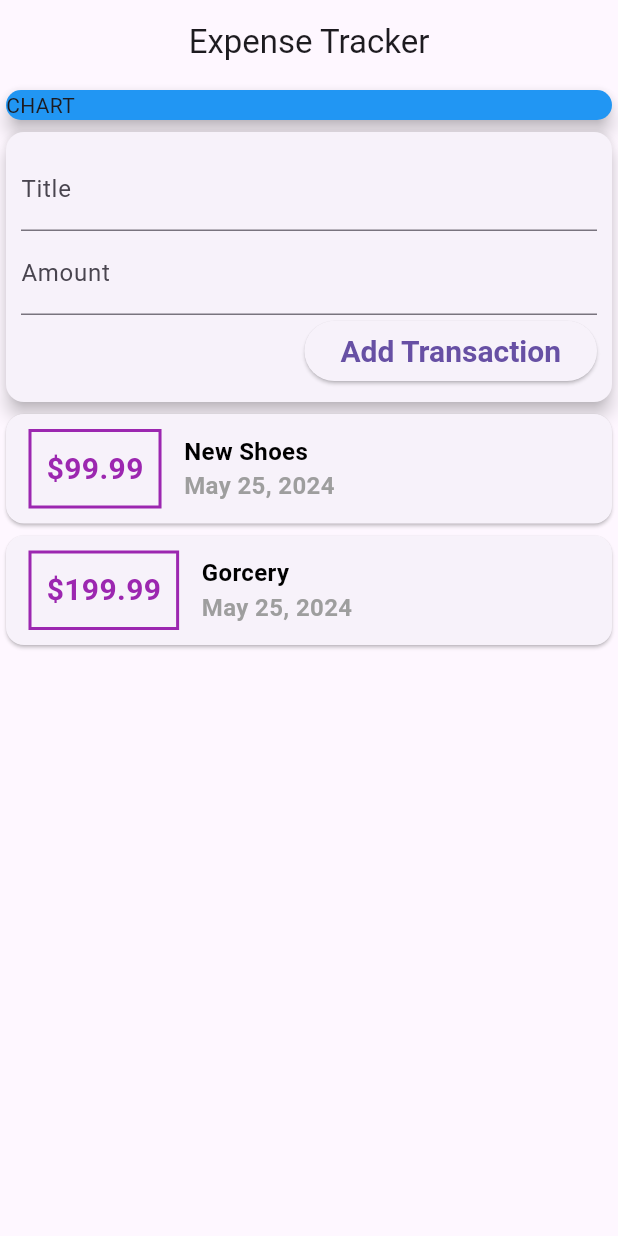
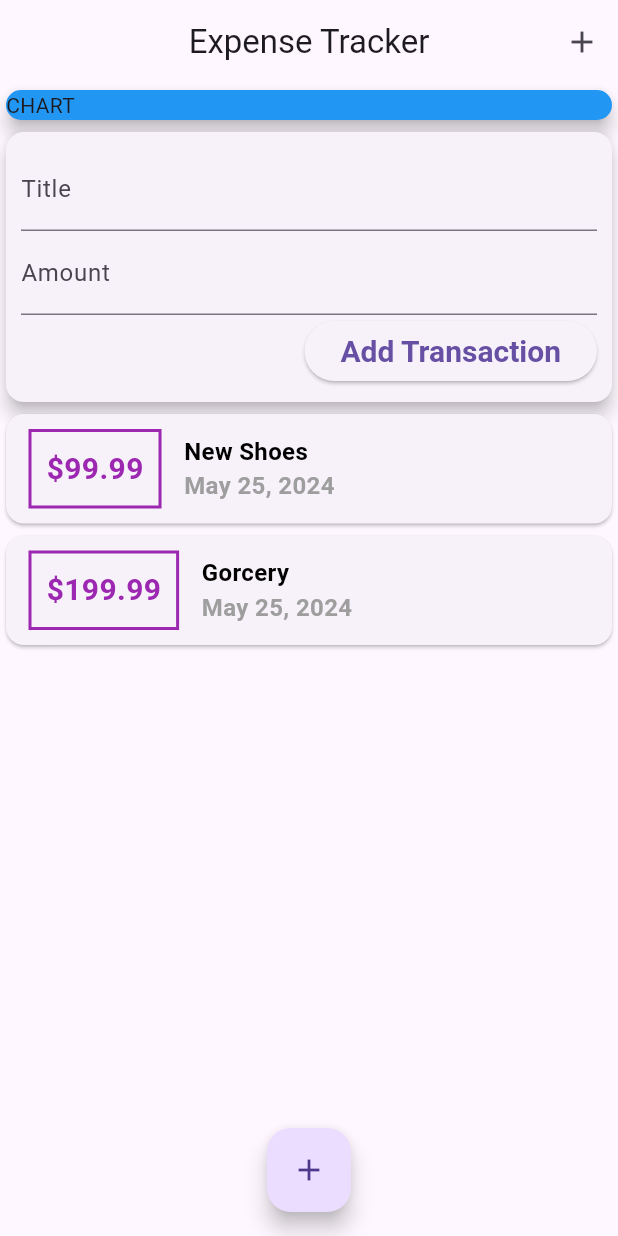
Before and after one commit to asadullah43/personal-expense-tracker, a Flutter app: the screen it shows after launch, on a phone screen of 412 x 824 dp. Run offline on Flutter 3.47's test engine with Material 3 defaults, Android fonts, the phone set to English and light mode, and no system bars.

Commit message:
added buttons for new tran

```diff
--- a/lib/main.dart
+++ b/lib/main.dart
@@ -12,6 +12,7 @@ class MyApp extends StatelessWidget {
   @override
   Widget build(BuildContext context) {
     return MaterialApp(
+      debugShowCheckedModeBanner: false,
       title: 'Flutter Demo',
       theme: ThemeData(),
       home: const MyHomePage(),
@@ -28,6 +29,12 @@ class MyHomePage extends StatelessWidget {
       appBar: AppBar(
         title: const Text('Expense Tracker'),
         centerTitle: true,
+        actions: [
+          IconButton(
+            onPressed: () {},
+            icon: const Icon(Icons.add),
+          ),
+        ],
       ),
       body: const SingleChildScrollView(
         child: Column(
@@ -45,6 +52,11 @@ class MyHomePage extends StatelessWidget {
           ],
         ),
       ),
+      floatingActionButtonLocation: FloatingActionButtonLocation.centerFloat,
+      floatingActionButton: FloatingActionButton(
+        onPressed: () {},
+        child: const Icon(Icons.add),
+      ),
     );
   }
 }
```
